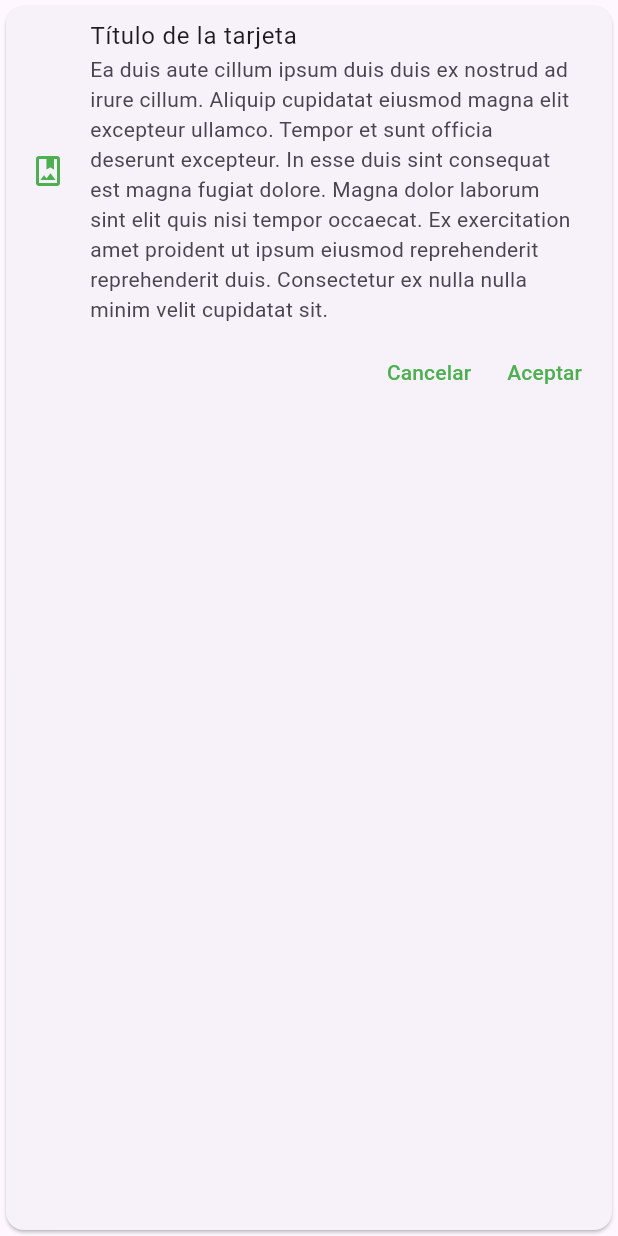
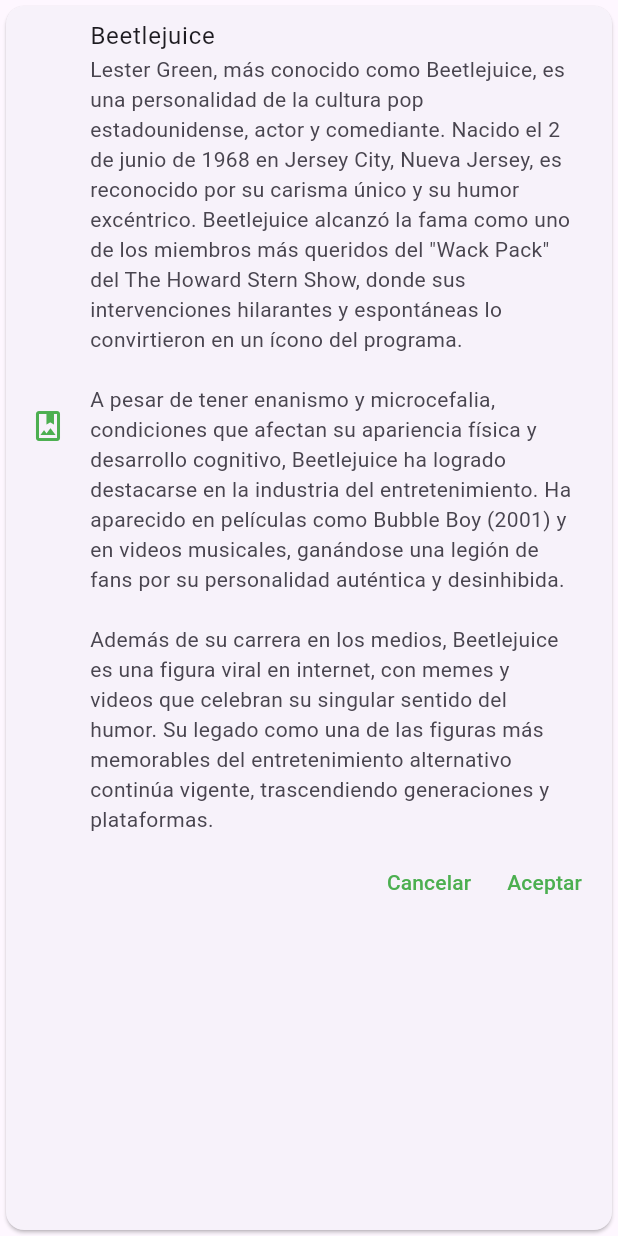
Before and after one commit to AlvaroFernandezRodriguez4/fl_components, a Flutter app: the CustomCardTipo1 widget shown alone on an empty page, opened directly, on a phone screen of 412 x 824 dp. Run offline on Flutter 3.47's test engine with Material 3 defaults, Android fonts, the phone set to English and light mode, and no system bars; network calls fail.

Commit message:
Estructura básica widget reutilizable

```diff
--- a/lib/screens/listview2_screen.dart
+++ b/lib/screens/listview2_screen.dart
@@ -14,7 +14,7 @@ class Listview2Screen extends StatelessWidget {
             foregroundColor: Colors.white),
         body: ListView.separated(
             itemBuilder: (context, index) => ListTile(
-                    trailing: Icon(Icons.arrow_forward_ios_sharp),
+                    trailing: const Icon(Icons.arrow_forward_ios_sharp),
                     title: Text(options[index]),
                   ),
             separatorBuilder: (context, index) => const Divider(),
--- a/lib/theme/app_theme.dart
+++ b/lib/theme/app_theme.dart
@@ -19,6 +19,13 @@ class AppTheme {
         //TextButton Theme
         textButtonTheme: TextButtonThemeData(
           style: TextButton.styleFrom(foregroundColor: primary)
+        ),
+        //FloatingActionButtom
+        floatingActionButtonTheme: const FloatingActionButtonThemeData(
+          backgroundColor: primary,
+          shape: StadiumBorder(),
+          elevation: 5,
+          foregroundColor: Colors.white
         )
   );
 
--- a/lib/widgets/custom_card_tipo_1.dart
+++ b/lib/widgets/custom_card_tipo_1.dart
@@ -13,9 +13,9 @@ class CustomCardTipo1 extends StatelessWidget {
         children: [
           const ListTile(
             leading: Icon(Icons.photo_album_outlined, color: AppTheme.primary),
-            title: Text('Título de la tarjeta'),
+            title: Text('Beetlejuice'),
             subtitle: Text(
-                'Ea duis aute cillum ipsum duis duis ex nostrud ad irure cillum. Aliquip cupidatat eiusmod magna elit excepteur ullamco. Tempor et sunt officia deserunt excepteur. In esse duis sint consequat est magna fugiat dolore. Magna dolor laborum sint elit quis nisi tempor occaecat. Ex exercitation amet proident ut ipsum eiusmod reprehenderit reprehenderit duis. Consectetur ex nulla nulla minim velit cupidatat sit.'),
+                'Lester Green, más conocido como Beetlejuice, es una personalidad de la cultura pop estadounidense, actor y comediante. Nacido el 2 de junio de 1968 en Jersey City, Nueva Jersey, es reconocido por su carisma único y su humor excéntrico. Beetlejuice alcanzó la fama como uno de los miembros más queridos del "Wack Pack" del The Howard Stern Show, donde sus intervenciones hilarantes y espontáneas lo convirtieron en un ícono del programa.\n\nA pesar de tener enanismo y microcefalia, condiciones que afectan su apariencia física y desarrollo cognitivo, Beetlejuice ha logrado destacarse en la industria del entretenimiento. Ha aparecido en películas como Bubble Boy (2001) y en videos musicales, ganándose una legión de fans por su personalidad auténtica y desinhibida.\n\nAdemás de su carrera en los medios, Beetlejuice es una figura viral en internet, con memes y videos que celebran su singular sentido del humor. Su legado como una de las figuras más memorables del entretenimiento alternativo continúa vigente, trascendiendo generaciones y plataformas.'),
           ),
           Row(
             mainAxisAlignment: MainAxisAlignment.end,
```
Also changed, not shown: lib/screens/alert_screen.dart (+6 -2 lines), lib/screens/card_screen.dart (+23 -4 lines), lib/widgets/custom_card_tipo_2.dart (+14 -8 lines), lib/widgets/widget_reutilizable.dart (added, +33 -0 lines).
